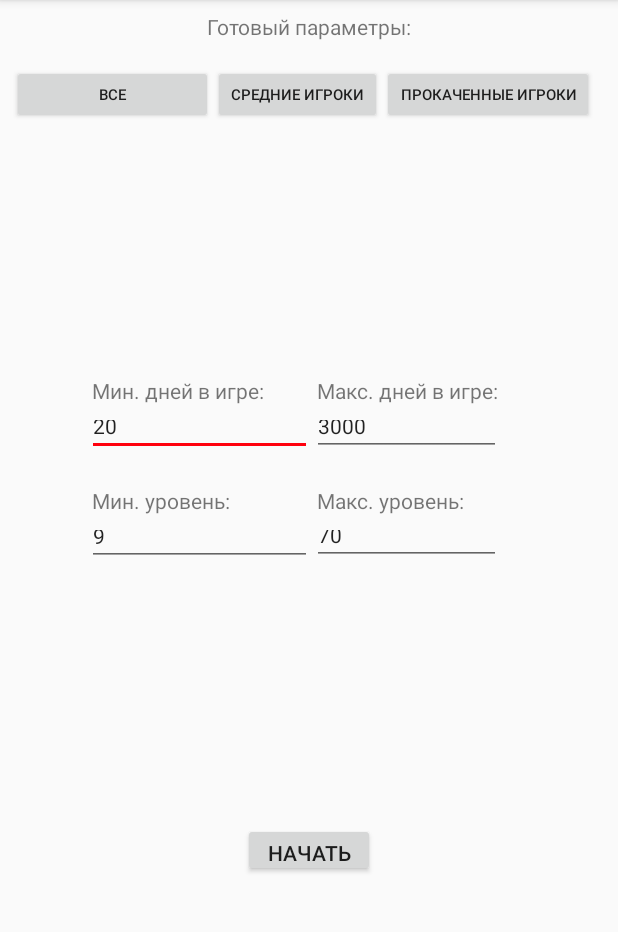
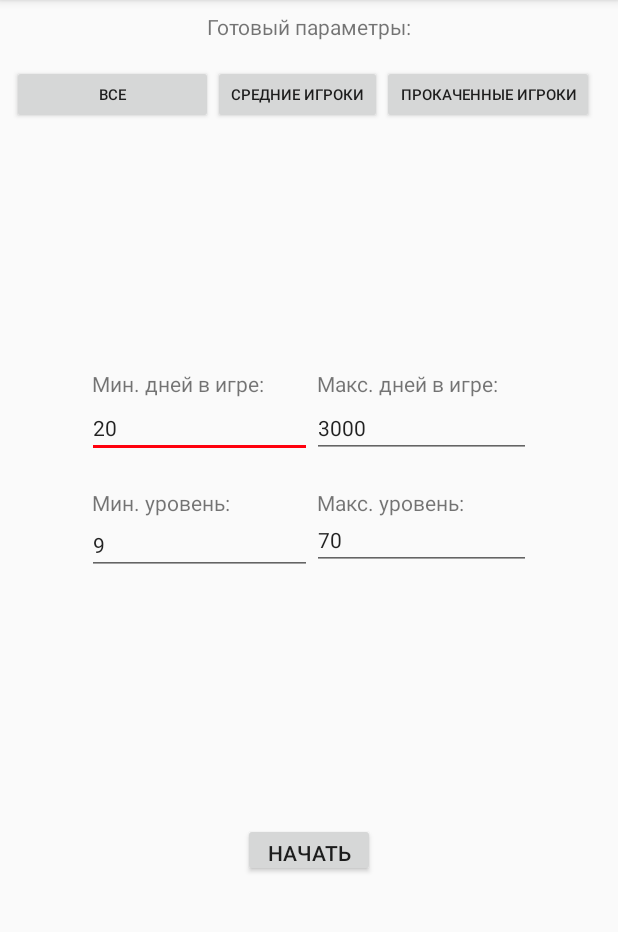
Before and after one commit to NMelis/NeboBotApp, an Android app: the InviterActivity screen opened directly, with no data from a screen before it, on a phone screen of 412 x 824 dp, the part 84-1016 px from its top. Run offline under Robolectric (Android 15) with nearby library versions, the phone set to English and light mode, and no system bars; libraries missing offline, so code that uses them is left out: com.crashlytics.android, io.fabric.sdk, ru.nebolife.bot; 2 statements that could not run were skipped.

Commit message:
fix layout invite page & add tickers

```diff
--- a/app/src/main/java/bot/nebo/myapplication/InviterActivity.java
+++ b/app/src/main/java/bot/nebo/myapplication/InviterActivity.java
@@ -12,6 +12,12 @@
 import android.widget.TextView;
 import android.widget.Toast;
 
+import com.crashlytics.android.Crashlytics;
+import com.crashlytics.android.answers.Answers;
+import com.crashlytics.android.answers.CustomEvent;
+
+import bot.nebo.myapplication.helper.Helper;
+import io.fabric.sdk.android.Fabric;
 import ru.nebolife.bot.core.core.works.City;
 import ru.nebolife.bot.core.helpers.StopBotException;
 import ru.nebolife.bot.core.listeners.GetOntInfoListener;
@@ -40,6 +46,7 @@
     protected void onCreate(Bundle savedInstanceState) {
         super.onCreate(savedInstanceState);
         setContentView(R.layout.activity_inviter);
+        if (!MainActivity.isDev) Fabric.with(this, new Crashlytics());
         editTextMinDays = findViewById(R.id.editTextMinDays);
         editTextMaxDays = findViewById(R.id.editTextMaxDays);
         editTextMinLvl = findViewById(R.id.editTextMinLvl);
@@ -47,6 +54,8 @@
         inviterLogLayout = findViewById(R.id.inviterLogLayout);
         inviterScrollViewLogs = findViewById(R.id.inviterScrollViewLogs);
         btnStartInvite = findViewById(R.id.btnStartInvite);
+
+        Answers.getInstance().logCustom(new CustomEvent("Open page invite"));
     }
 
     private void reloadEditTexts(){
@@ -92,6 +101,8 @@
         city = AddAccountActivity.botClient.City();
         AddAccountActivity.botClient.unStop();
 
+        Helper.logWithParametrs("Start invite", "city", AddAccountActivity.botClient.profile.city.name,
+                "cityLvl", String.valueOf(AddAccountActivity.botClient.profile.city.lvl));
         btnStartInvite.setEnabled(false);
         btnStartInvite.setText("Ждем");
         isFinishWork = true;
--- a/app/src/main/res/layout/activity_inviter.xml
+++ b/app/src/main/res/layout/activity_inviter.xml
@@ -110,7 +110,7 @@
 
     <LinearLayout
         android:layout_width="wrap_content"
-        android:layout_height="130dp"
+        android:layout_height="139dp"
         android:layout_marginStart="8dp"
         android:layout_marginLeft="8dp"
         android:layout_marginTop="8dp"
@@ -141,7 +141,7 @@
             <EditText
                 android:id="@+id/editTextMinDays"
                 android:layout_width="match_parent"
-                android:layout_height="34dp"
+                android:layout_height="wrap_content"
                 android:ems="10"
                 android:hint="Мин. дней в игре"
                 android:inputType="number"
@@ -165,7 +165,7 @@
             <EditText
                 android:id="@+id/editTextMinLvl"
                 android:layout_width="match_parent"
-                android:layout_height="34dp"
+                android:layout_height="wrap_content"
                 android:ems="10"
                 android:hint="Мин. уровень"
                 android:inputType="number"
@@ -192,8 +192,8 @@
 
             <EditText
                 android:id="@+id/editTextMaxDays"
-                android:layout_width="126dp"
-                android:layout_height="34dp"
+                android:layout_width="match_parent"
+                android:layout_height="wrap_content"
                 android:ems="10"
                 android:hint="Макс. дней в игре"
                 android:inputType="number"
@@ -216,8 +216,8 @@
 
             <EditText
                 android:id="@+id/editTextMaxLvl"
-                android:layout_width="126dp"
-                android:layout_height="33dp"
+                android:layout_width="match_parent"
+                android:layout_height="wrap_content"
                 android:ems="10"
                 android:hint="Макс. уровень"
                 android:inputType="number"
```
